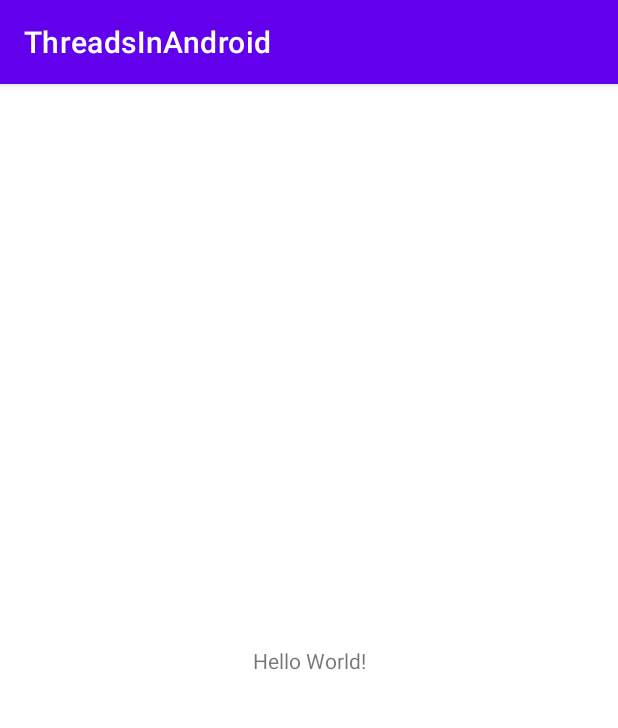
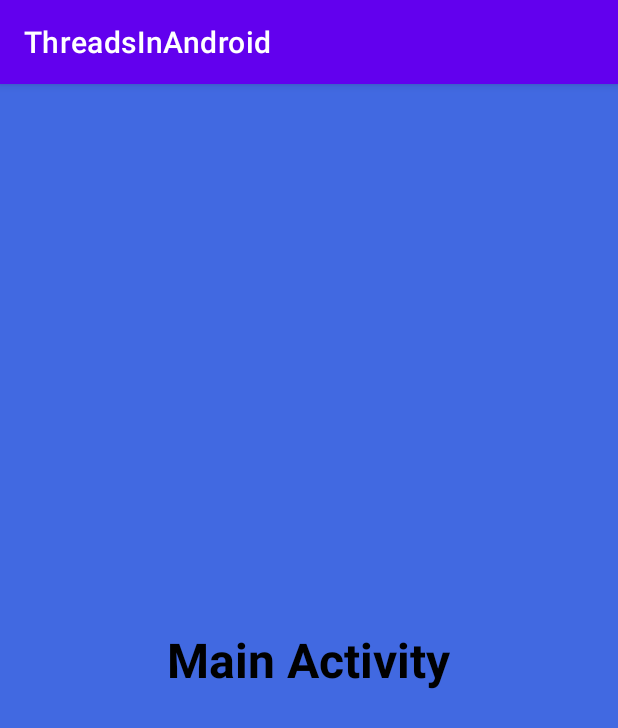
Before and after one commit to Waqaruddin/ThreadsDemo, an Android app: the MainActivity screen opened directly, with no data from a screen before it, on a phone screen of 412 x 824 dp. Shown: the top 728 px of the screen. Run offline under Robolectric (Android 15) with nearby library versions, the phone set to English and light mode, and no system bars.

Commit message:
Updated UI

```diff
--- a/app/src/main/res/layout/activity_main.xml
+++ b/app/src/main/res/layout/activity_main.xml
@@ -1,18 +1,16 @@
-<?xml version="1.0" encoding="utf-8"?>
-<androidx.constraintlayout.widget.ConstraintLayout xmlns:android="http://schemas.android.com/apk/res/android"
-    xmlns:app="http://schemas.android.com/apk/res-auto"
-    xmlns:tools="http://schemas.android.com/tools"
-    android:layout_width="match_parent"
+<RelativeLayout android:layout_width="match_parent"
     android:layout_height="match_parent"
-    tools:context=".MainActivity">
+    android:background="#4169E1"
+    xmlns:android="http://schemas.android.com/apk/res/android">
 
     <TextView
         android:layout_width="wrap_content"
         android:layout_height="wrap_content"
-        android:text="Hello World!"
-        app:layout_constraintBottom_toBottomOf="parent"
-        app:layout_constraintLeft_toLeftOf="parent"
-        app:layout_constraintRight_toRightOf="parent"
-        app:layout_constraintTop_toTopOf="parent" />
+        android:textSize="32dp"
+        android:layout_centerInParent="true"
+        android:text="Main Activity"
+        android:textColor="#000"
+        android:textStyle="bold"/>
 
-</androidx.constraintlayout.widget.ConstraintLayout>
+
+</RelativeLayout>
```
Also changed, not shown: app/src/main/res/drawable/ic_baseline_music_note_24.xml (added, +10 -0 lines), app/src/main/res/layout/activity_splash_screen.xml (+9 -3 lines).
